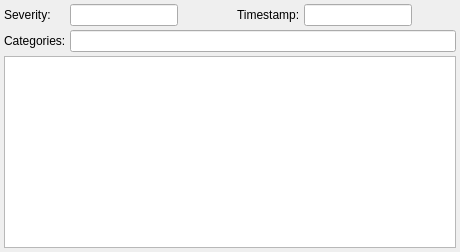
First picture: the form in src/blackgui/components/statusmessageform.ui, repository swift-project/pilotclient, before the edit.
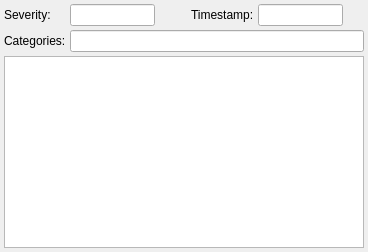
Second picture: the form after the edit. Icons and pictures are not drawn.

Commit message: Some filter dialog / status message UI size adjustments

```diff
--- a/src/blackgui/components/statusmessageform.ui
+++ b/src/blackgui/components/statusmessageform.ui
@@ -2,6 +2,14 @@
 <ui version="4.0">
  <class>CStatusMessageForm</class>
  <widget class="QFrame" name="CStatusMessageForm">
+  <property name="geometry">
+   <rect>
+    <x>0</x>
+    <y>0</y>
+    <width>368</width>
+    <height>252</height>
+   </rect>
+  </property>
   <property name="windowTitle">
    <string>Status message</string>
   </property>
```
The commit also changes 1 other file.
